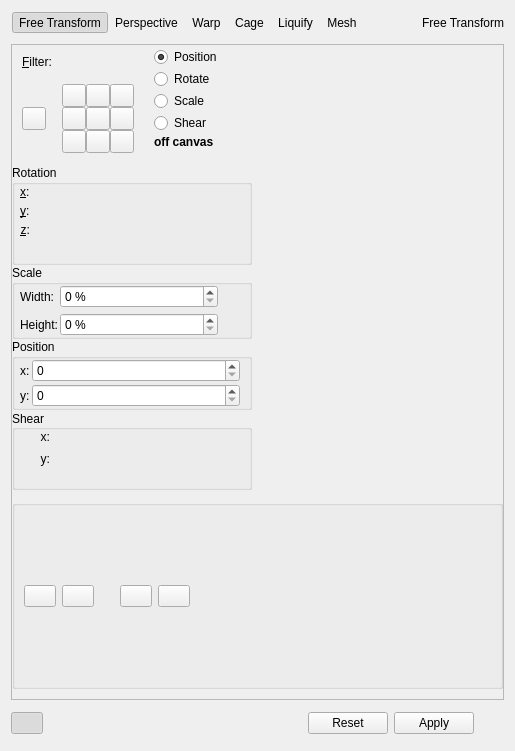
Old version of the form plugins/tools/tool_transform2/wdg_tool_transform.ui in the repository KDE/krita.
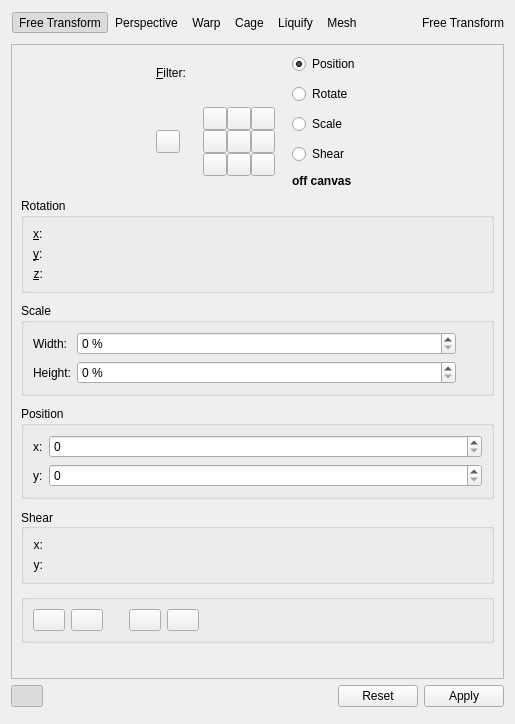
New version of the form. Custom widgets are drawn as their Qt base class.

Commit message: Change the free transform widget in the transform options to use KisAngleSelector

```diff
--- a/plugins/tools/tool_transform2/wdg_tool_transform.ui
+++ b/plugins/tools/tool_transform2/wdg_tool_transform.ui
@@ -7,7 +7,7 @@
     <x>0</x>
     <y>0</y>
     <width>515</width>
-    <height>751</height>
+    <height>724</height>
    </rect>
   </property>
   <property name="sizePolicy">
@@ -39,7 +39,7 @@
   </property>
   <layout class="QVBoxLayout" name="verticalLayout_5">
    <item>
-    <layout class="QHBoxLayout" name="horizontalLayout">
+    <layout class="QHBoxLayout" name="horizontalLayout" stretch="0,1,0">
      <property name="bottomMargin">
       <number>4</number>
      </property>
@@ -227,6 +227,19 @@
        </layout>
       </widget>
      </item>
+     <item>
+      <spacer name="horizontalSpacer_2">
+       <property name="orientation">
+        <enum>Qt::Horizontal</enum>
+       </property>
+       <property name="sizeHint" stdset="0">
+        <size>
+         <width>0</width>
+         <height>0</height>
+        </size>
+       </property>
+      </spacer>
+     </item>
      <item>
       <widget class="QLabel" name="lblTransformType">
        <property name="sizePolicy">
@@ -259,42 +272,31 @@
      <widget class="QWidget" name="freeTransformWidget">
       <layout class="QVBoxLayout" name="verticalLayout">
        <property name="spacing">
-        <number>0</number>
-       </property>
-       <property name="leftMargin">
-        <number>0</number>
-       </property>
-       <property name="topMargin">
-        <number>0</number>
-       </property>
-       <property name="rightMargin">
-        <number>0</number>
-       </property>
-       <property name="bottomMargin">
-        <number>0</number>
+        <number>10</number>
        </property>
        <item>
-        <layout class="QHBoxLayout" name="horizontalLayout_5">
+        <layout class="QHBoxLayout" name="horizontalLayout_5" stretch="1,0,0,1">
          <property name="spacing">
-          <number>0</number>
+          <number>10</number>
          </property>
-         <property name="bottomMargin">
-          <number>12</number>
-         </property>
+         <item>
+          <spacer name="horizontalSpacer">
+           <property name="orientation">
+            <enum>Qt::Horizontal</enum>
+           </property>
+           <property name="sizeHint" stdset="0">
+            <size>
+             <width>0</width>
+             <height>0</height>
+            </size>
+           </property>
+          </spacer>
+         </item>
          <item>
           <layout class="QGridLayout" name="freeMainOptions">
            <property name="sizeConstraint">
             <enum>QLayout::SetFixedSize</enum>
            </property>
-           <property name="leftMargin">
-            <number>10</number>
-           </property>
-           <property name="topMargin">
-            <number>10</number>
-           </property>
-           <property name="rightMargin">
-            <number>20</number>
-           </property>
            <property name="horizontalSpacing">
             <number>10</number>
            </property>
@@ -323,7 +325,51 @@
              </property>
             </widget>
            </item>
+           <item row="1" column="0">
+            <widget class="QToolButton" name="btnTransformAroundPivotPoint">
+             <property name="sizePolicy">
+              <sizepolicy hsizetype="Fixed" vsizetype="Fixed">
+               <horstretch>0</horstretch>
+               <verstretch>0</verstretch>
+              </sizepolicy>
+             </property>
+             <property name="toolTip">
+              <string>Transform around pivot point (Alt)</string>
+             </property>
+             <property name="text">
+              <string/>
+             </property>
+             <property name="checkable">
+              <bool>true</bool>
+             </property>
+             <property name="autoExclusive">
+              <bool>true</bool>
+             </property>
+            </widget>
+           </item>
+           <item row="0" column="1">
+            <widget class="KisCmbIDList" name="cmbFilter" native="true">
+             <property name="sizePolicy">
+              <sizepolicy hsizetype="Preferred" vsizetype="Preferred">
+               <horstretch>0</horstretch>
+               <verstretch>0</verstretch>
+              </sizepolicy>
+             </property>
+            </widget>
+           </item>
            <item row="1" column="1">
+            <layout class="QHBoxLayout" name="horizontalLayout_4" stretch="1,0,1">
+             <property name="spacing">
+              <number>0</number>
+             </property>
+             <item>
+              <spacer name="horizontalSpacer_3">
+               <property name="orientation">
+                <enum>Qt::Horizontal</enum>
+               </property>
+              </spacer>
+             </item>
+             <item>
             <layout class="QGridLayout" name="freeAnchorOriginGroup" rowstretch="0,0,0,0" columnstretch="0,0,0">
              <property name="sizeConstraint">
               <enum>QLayout::SetDefaultConstraint</enum>
@@ -510,37 +556,14 @@
              </item>
             </layout>
            </item>
-           <item row="0" column="1">
-            <widget class="KisCmbIDList" name="cmbFilter" native="true">
-             <property name="sizePolicy">
-              <sizepolicy hsizetype="Preferred" vsizetype="Preferred">
-               <horstretch>0</horstretch>
-               <verstretch>0</verstretch>
-              </sizepolicy>
-             </property>
-            </widget>
-           </item>
-           <item row="1" column="0">
-            <widget class="QToolButton" name="btnTransformAroundPivotPoint">
-             <property name="sizePolicy">
-              <sizepolicy hsizetype="Fixed" vsizetype="Fixed">
-               <horstretch>0</horstretch>
-               <verstretch>0</verstretch>
-              </sizepolicy>
-             </property>
-             <property name="toolTip">
-              <string>Transform around pivot point (Alt)</string>
-             </property>
-             <property name="text">
-              <string/>
-             </property>
-             <property name="checkable">
-              <bool>true</bool>
-             </property>
-             <property name="autoExclusive">
-              <bool>true</bool>
-             </property>
-            </widget>
+             <item>
+              <spacer name="horizontalSpacer_4">
+               <property name="orientation">
+                <enum>Qt::Horizontal</enum>
+               </property>
+              </spacer>
+             </item>
+            </layout>
            </item>
           </layout>
          </item>
@@ -644,8 +667,8 @@
            </property>
            <property name="sizeHint" stdset="0">
             <size>
-             <width>40</width>
-             <height>20</height>
+             <width>0</width>
+             <height>0</height>
             </size>
            </property>
           </spacer>
@@ -657,18 +680,6 @@
          <property name="enabled">
           <bool>true</bool>
          </property>
-         <property name="sizePolicy">
-          <sizepolicy hsizetype="Fixed" vsizetype="Fixed">
-           <horstretch>0</horstretch>
-           <verstretch>0</verstretch>
-          </sizepolicy>
-         </property>
-         <property name="minimumSize">
-          <size>
-           <width>240</width>
-           <height>100</height>
-          </size>
-         </property>
          <property name="title">
           <string>Rotation</string>
          </property>
@@ -682,32 +693,11 @@
           <bool>false</bool>
          </property>
          <layout class="QVBoxLayout" name="verticalLayout_3" stretch="0">
-          <property name="spacing">
-           <number>2</number>
-          </property>
-          <property name="leftMargin">
-           <number>5</number>
-          </property>
-          <property name="topMargin">
-           <number>0</number>
-          </property>
-          <property name="rightMargin">
-           <number>7</number>
-          </property>
-          <property name="bottomMargin">
-           <number>0</number>
-          </property>
           <item>
            <layout class="QFormLayout" name="formLayout">
             <property name="fieldGrowthPolicy">
              <enum>QFormLayout::AllNonFixedFieldsGrow</enum>
             </property>
-            <property name="horizontalSpacing">
-             <number>5</number>
-            </property>
-            <property name="verticalSpacing">
-             <number>5</number>
-            </property>
             <item row="0" column="0">
              <widget class="QLabel" name="label_rotateX">
               <property name="sizePolicy">
@@ -737,13 +727,13 @@
              </widget>
             </item>
             <item row="0" column="1">
-             <widget class="KisDoubleSliderSpinBox" name="aXBox" native="true">
+             <widget class="KisAngleSelector" name="aXBox" native="true">
               <property name="toolTip">
                <string>Rotate around X-Axis</string>
               </property>
              </widget>
             </item>
-            <item row="2" column="0">
+            <item row="1" column="0">
              <widget class="QLabel" name="label_rotateY">
               <property name="sizePolicy">
                <sizepolicy hsizetype="MinimumExpanding" vsizetype="Preferred">
@@ -771,27 +761,14 @@
               </property>
              </widget>
             </item>
-            <item row="2" column="1">
-             <widget class="KisDoubleSliderSpinBox" name="aYBox" native="true">
+            <item row="1" column="1">
+             <widget class="KisAngleSelector" name="aYBox" native="true">
               <property name="toolTip">
                <string>Rotate around Y-Axis</string>
               </property>
              </widget>
             </item>
-            <item row="3" column="1">
-             <widget class="KisDoubleSliderSpinBox" name="aZBox" native="true">
-              <property name="sizePolicy">
-               <sizepolicy hsizetype="Preferred" vsizetype="Preferred">
-                <horstretch>0</horstretch>
-                <verstretch>0</verstretch>
-               </sizepolicy>
-              </property>
-              <property name="toolTip">
-               <string>Rotate around Z-Axis</string>
-              </property>
-             </widget>
-            </item>
-            <item row="3" column="0">
+            <item row="2" column="0">
              <widget class="QLabel" name="label_rotateZ">
               <property name="sizePolicy">
                <sizepolicy hsizetype="MinimumExpanding" vsizetype="Preferred">
@@ -822,6 +799,19 @@
               </property>
              </widget>
             </item>
+            <item row="2" column="1">
+             <widget class="KisAngleSelector" name="aZBox" native="true">
+              <property name="sizePolicy">
+               <sizepolicy hsizetype="Preferred" vsizetype="Preferred">
+                <horstretch>0</horstretch>
+                <verstretch>0</verstretch>
+               </sizepolicy>
+              </property>
+              <property name="toolTip">
+               <string>Rotate around Z-Axis</string>
+              </property>
+             </widget>
+            </item>
            </layout>
           </item>
          </layout>
@@ -829,18 +819,6 @@
        </item>
        <item>
         <widget class="QGroupBox" name="scaleGroup">
-         <property name="sizePolicy">
-          <sizepolicy hsizetype="Fixed" vsizetype="Fixed">
-           <horstretch>0</horstretch>
-           <verstretch>0</verstretch>
-          </sizepolicy>
-         </property>
-         <property name="minimumSize">
-          <size>
-           <width>240</width>
-           <height>70</height>
-          </size>
-         </property>
          <property name="title">
           <string>Scale</string>
          </property>
@@ -854,25 +832,10 @@
           <bool>false</bool>
          </property>
          <layout class="QVBoxLayout" name="verticalLayout_2">
-          <property name="spacing">
-           <number>2</number>
-          </property>
-          <property name="leftMargin">
-           <number>5</number>
-          </property>
-          <property name="topMargin">
-           <number>0</number>
-          </property>
-          <property name="bottomMargin">
-           <number>0</number>
-          </property>
           <item>
            <layout class="QHBoxLayout" name="horizontalLayout_10">
             <item>
              <layout class="QFormLayout" name="formLayout_6">
-              <property name="verticalSpacing">
-               <number>5</number>
-              </property>
               <item row="0" column="0">
                <widget class="QLabel" name="label_width">
                 <property name="sizePolicy">
@@ -986,18 +949,6 @@
        </item>
        <item>
         <widget class="QGroupBox" name="moveGroup">
-         <property name="sizePolicy">
-          <sizepolicy hsizetype="Fixed" vsizetype="Fixed">
-           <horstretch>0</horstretch>
-           <verstretch>0</verstretch>
-          </sizepolicy>
-         </property>
-         <property name="minimumSize">
-          <size>
-           <width>240</width>
-           <height>70</height>
-          </size>
-         </property>
          <property name="title">
           <string>Position</string>
          </property>
@@ -1011,18 +962,6 @@
           <bool>false</bool>
          </property>
          <layout class="QVBoxLayout" name="verticalLayout_11">
-          <property name="spacing">
-           <number>2</number>
-          </property>
-          <property name="leftMargin">
-           <number>5</number>
-          </property>
-          <property name="topMargin">
-           <number>0</number>
-          </property>
-          <property name="bottomMargin">
-           <number>0</number>
-          </property>
           <item>
            <layout class="QFormLayout" name="formLayout_3">
             <property name="fieldGrowthPolicy">
@@ -1066,7 +1005,7 @@
               </property>
              </widget>
             </item>
-            <item row="2" column="1">
+            <item row="1" column="1">
              <widget class="KisIntParseSpinBox" name="translateYBox">
               <property name="sizePolicy">
                <sizepolicy hsizetype="Minimum" vsizetype="Fixed">
@@ -1079,7 +1018,7 @@
               </property>
              </widget>
             </item>
-            <item row="2" column="0">
+            <item row="1" column="0">
              <widget class="QLabel" name="label_offsetY">
               <property name="sizePolicy">
                <sizepolicy hsizetype="MinimumExpanding" vsizetype="Preferred">
@@ -1105,18 +1044,6 @@
        </item>
        <item>
         <widget class="QGroupBox" name="shearGroup">
-         <property name="sizePolicy">
-          <sizepolicy hsizetype="Fixed" vsizetype="Fixed">
-           <horstretch>0</horstretch>
-           <verstretch>0</verstretch>
-          </sizepolicy>
-         </property>
-         <property name="minimumSize">
-          <size>
-           <width>240</width>
-           <height>80</height>
-          </size>
-         </property>
          <property name="autoFillBackground">
           <bool>false</bool>
          </property>
@@ -1136,29 +1063,11 @@
           <bool>false</bool>
          </property>
          <layout class="QVBoxLayout" name="verticalLayout_12">
-          <property name="spacing">
-           <number>2</number>
-          </property>
-          <property name="leftMargin">
-           <number>5</number>
-          </property>
-          <property name="topMargin">
-           <number>0</number>
-          </property>
-          <property name="bottomMargin">
-           <number>0</number>
-          </property>
           <item>
            <layout class="QFormLayout" name="formLayout_4">
             <property name="fieldGrowthPolicy">
              <enum>QFormLayout::AllNonFixedFieldsGrow</enum>
             </property>
-            <property name="verticalSpacing">
-             <number>8</number>
-            </property>
-            <property name="leftMargin">
-             <number>20</number>
-            </property>
             <item row="0" column="0">
              <widget class="QLabel" name="label_shearX">
               <property name="sizePolicy">
@@ -1240,22 +1149,6 @@
          </layout>
         </widget>
        </item>
-       <item>
-        <spacer name="verticalSpacer0">
-         <property name="orientation">
-          <enum>Qt::Vertical</enum>
-         </property>
-         <property name="sizeType">
-          <enum>QSizePolicy::Preferred</enum>
-         </property>
-         <property name="sizeHint" stdset="0">
-          <size>
-           <width>20</width>
-           <height>10</height>
-          </size>
-         </property>
-        </spacer>
-       </item>
        <item>
         <widget class="QGroupBox" name="quickTransformGroup">
          <layout class="QHBoxLayout" name="quickTransformLayout">
@@ -1386,17 +1279,14 @@
         </widget>
        </item>
        <item>
-        <spacer name="verticalSpacer00">
+        <spacer name="verticalSpacer_6">
          <property name="orientation">
           <enum>Qt::Vertical</enum>
          </property>
-         <property name="sizeType">
-          <enum>QSizePolicy::Preferred</enum>
-         </property>
          <property name="sizeHint" stdset="0">
           <size>
-           <width>20</width>
-           <height>10</height>
+           <width>0</width>
+           <height>0</height>
           </size>
          </property>
         </spacer>
@@ -2193,6 +2083,13 @@
          </property>
         </widget>
        </item>
+       <item>
+        <widget class="QCheckBox" name="chkScaleHandles">
+         <property name="text">
+          <string>Scale handles proportionally</string>
+         </property>
+        </widget>
+       </item>
        <item>
         <spacer name="verticalSpacer_4">
          <property name="orientation">
@@ -2211,13 +2108,7 @@
     </widget>
    </item>
    <item>
-    <layout class="QHBoxLayout" name="horizontalLayout_2">
-     <property name="spacing">
-      <number>6</number>
-     </property>
-     <property name="topMargin">
-      <number>6</number>
-     </property>
+    <layout class="QHBoxLayout" name="horizontalLayout_2" stretch="0,1,0">
      <item>
       <widget class="QPushButton" name="chkWorkRecursively">
        <property name="sizePolicy">
@@ -2305,6 +2196,12 @@
    <header>kis_slider_spin_box.h</header>
    <container>1</container>
   </customwidget>
+  <customwidget>
+   <class>KisAngleSelector</class>
+   <extends>QWidget</extends>
+   <header location="global">KisAngleSelector.h</header>
+   <container>1</container>
+  </customwidget>
  </customwidgets>
  <resources/>
  <connections/>
```
Left out of the diff: 6 changed lines with no effect on the pictures. Lines whose indentation alone changed are shown as unchanged. The commit also changes 1 other file.
